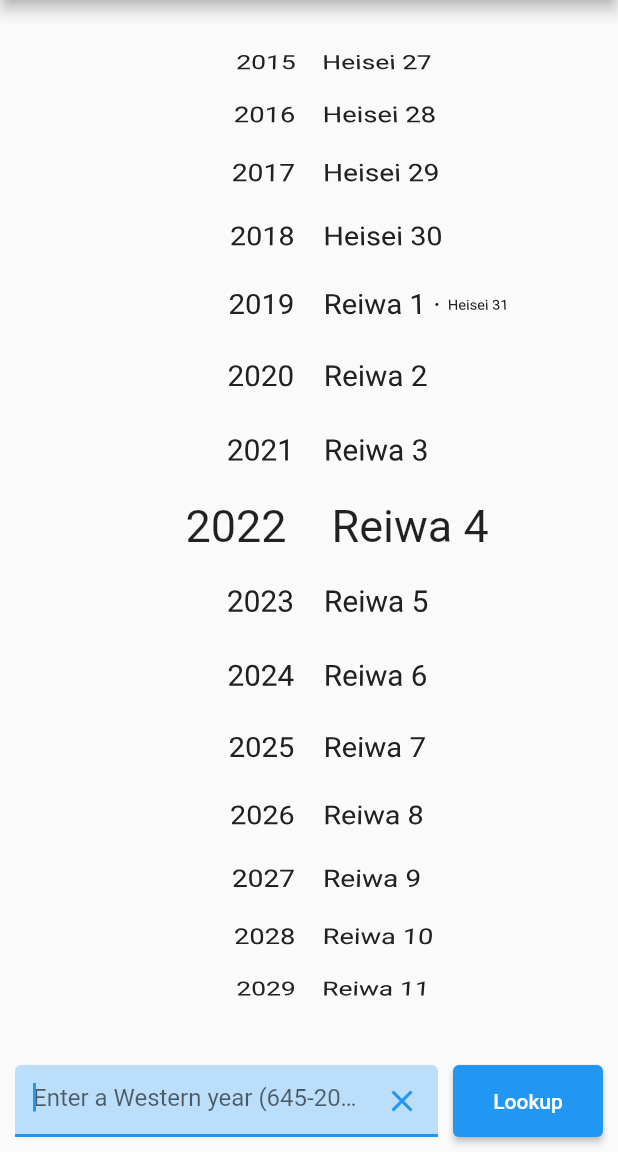
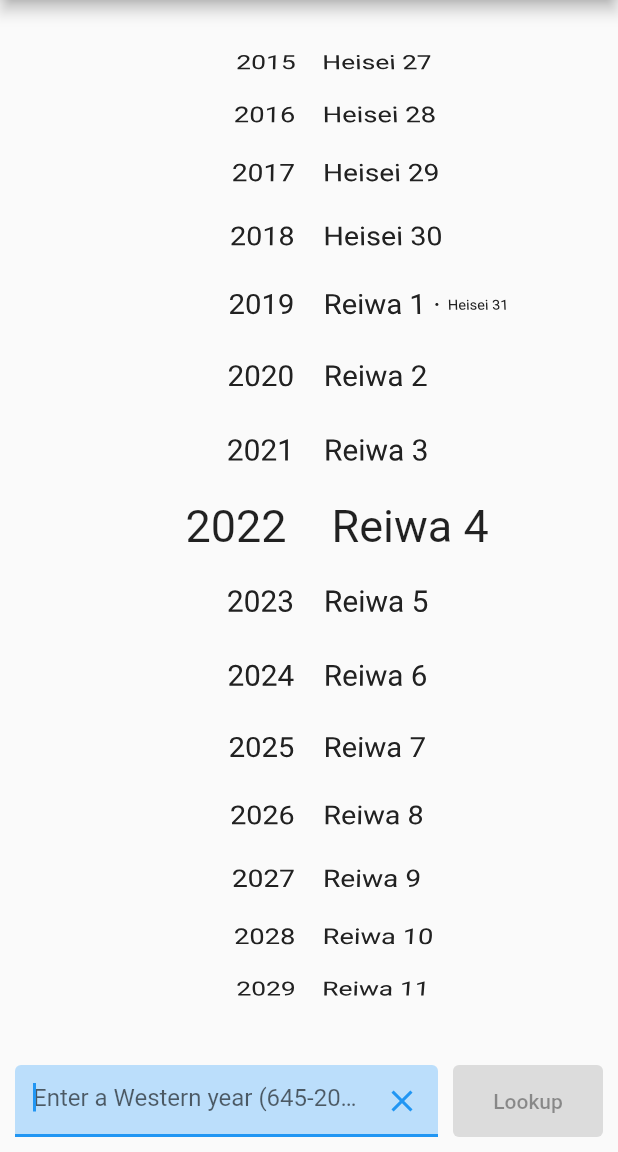
Before and after one commit to richardjharris/japanese_year_calculator, a Flutter app: the screen it shows after launch, on a phone screen of 412 x 824 dp, the part 84-1236 px from its top. Run offline on Flutter 3.47's test engine with Material 2 defaults, Android fonts, the light colour scheme and no system bars; our stand-ins replace shared_preferences; generated files the repository leaves out were written again.

Commit message:
Remove snackbar
The only invalid input permitted by the text input is an empty
string. In that case we simply do nothing. This removes issues
with the Snackbar stealing focus. To provide a hint to the user,
we disable the 'Lookup' button when the text field is empty.

```diff
--- a/lib/src/localization/app_en.arb
+++ b/lib/src/localization/app_en.arb
@@ -22,10 +22,6 @@
         "example": "2030"
       }
     }
-  },
-  "invalidYearError": "Invalid year. Please enter a 4-digit year such as 1985 or 2021.",
-  "@invalidYearError": {
-    "description": "Error message shown when year in invalid. Include an example of a valid 4-digit year."
   },
   "info": "List of eras",
   "settings": "Settings",
--- a/lib/src/localization/app_ja.arb
+++ b/lib/src/localization/app_ja.arb
@@ -2,7 +2,6 @@
   "appTitle": "西暦・元号変換機",
   "convertYearButton": "変換",
   "enterWesternYearHint": "西暦 ({earliestYear}〜{latestYear})",
-  "invalidYearError": "西暦が不正です。４桁の西暦(1985, 2012など)を入力してください。",
   "settings": "設定",
   "info": "年号一覧表",
   "theme": "テーマ",
--- a/lib/src/year_dial/year_selector.dart
+++ b/lib/src/year_dial/year_selector.dart
@@ -8,12 +8,7 @@ class YearSelector extends StatefulWidget {
   /// Called with the year (an [int]) when the user selects it.
   final ValueSetter<int> onSelected;
 
-  /// Called when the user tries to submit an invalid year.
-  final VoidCallback onInvalid;
-
-  const YearSelector(
-      {Key? key, required this.onSelected, required this.onInvalid})
-      : super(key: key);
+  const YearSelector({Key? key, required this.onSelected}) : super(key: key);
 
   @override
   _YearSelectorState createState() => _YearSelectorState();
@@ -63,14 +58,21 @@ class _YearSelectorState extends State<YearSelector> {
           onEditingComplete: _onSubmit,
         )),
         Container(
-            margin: const EdgeInsets.only(left: 10),
-            child: ElevatedButton(
-              child: Text(context.loc.convertYearButton),
-              onPressed: _onSubmit,
-              style: ElevatedButton.styleFrom(
-                fixedSize: const Size(100, 48),
-              ),
-            )),
+          margin: const EdgeInsets.only(left: 10),
+          // More like a ChangeNotifierProvider.
+          child: AnimatedBuilder(
+            animation: _yearInputController,
+            builder: (context, child) {
+              return ElevatedButton(
+                child: Text(context.loc.convertYearButton),
+                onPressed: _yearInputController.text.isEmpty ? null : _onSubmit,
+                style: ElevatedButton.styleFrom(
+                  fixedSize: const Size(100, 48),
+                ),
+              );
+            },
+          ),
+        ),
       ],
     );
   }
@@ -80,9 +82,6 @@ class _YearSelectorState extends State<YearSelector> {
     if (year != null) {
       widget.onSelected(year);
       _yearInputController.clear();
-    } else {
-      widget.onInvalid();
-      _yearInputFocusNode.requestFocus();
     }
   }
 }
```
Also changed, not shown: lib/src/year_dial/year_dial_view.dart (+0 -10 lines), 1 other file.
